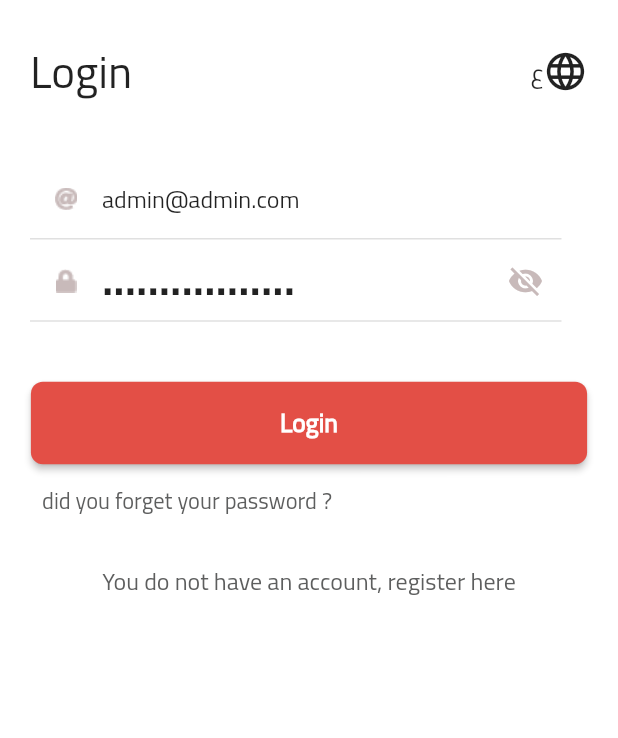
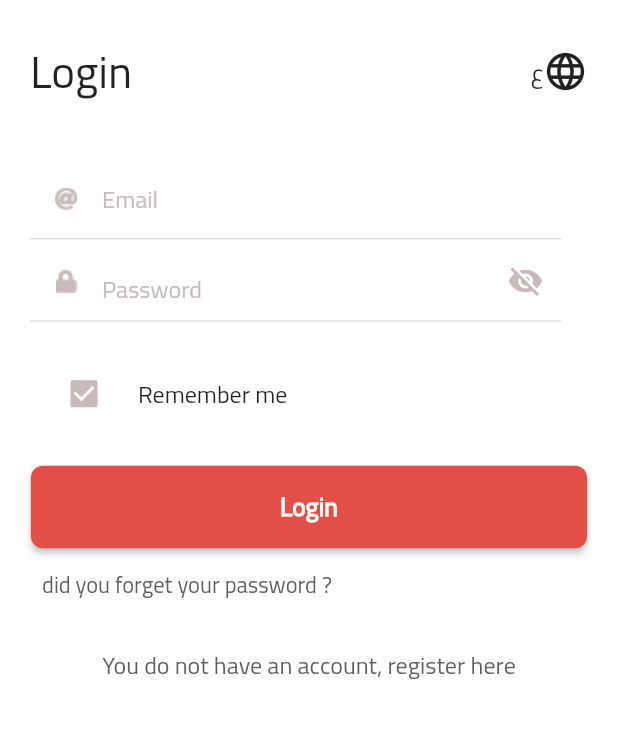
Before and after one commit to AbdllahMohamed/Bedayat, a Flutter app: the screen it shows after launch, after a tap on the "language" icon, on a phone screen of 412 x 824 dp, the part 221-959 px from its top. Run offline on Flutter 3.47's test engine with Material 2 defaults, Android fonts, the phone set to English and light mode, and no system bars; our stand-ins replace cached_network_image, carousel_slider, dio, firebase_core, firebase_messaging, flutter_svg and 13 more; missing offline and left inert: hijri_picker, webviewx; accounts and stored records are empty; network calls fail.

Commit message:
login remember me

```diff
--- a/lib/UI/screens/login/login.dart
+++ b/lib/UI/screens/login/login.dart
@@ -26,13 +26,12 @@ class _LoginScreenState extends State<LoginScreen> {
 
   final _formKey = GlobalKey<FormState>();
 
-  TextEditingController _email =
-      new TextEditingController(text: 'admin@admin.com');
+  TextEditingController _email = new TextEditingController(text: '');
 
-  TextEditingController _password =
-      new TextEditingController(text: 'Bedayaat2292021@#');
+  TextEditingController _password = new TextEditingController(text: '');
 
   bool _obscureText = true;
+  bool? rememberme = false;
 
   void _toggle() {
     setState(() {
@@ -41,6 +40,14 @@ class _LoginScreenState extends State<LoginScreen> {
   }
 
   login() async {
+    if (rememberme == true) {
+      GetStorage().write("email", _email.text);
+      GetStorage().write("password", _password.text);
+    } else {
+      GetStorage().remove("email");
+      GetStorage().remove("password");
+    }
+
     if (!_formKey.currentState!.validate()) {
       return;
     }
@@ -68,6 +75,9 @@ class _LoginScreenState extends State<LoginScreen> {
   @override
   void initState() {
     super.initState();
+    _email.text = GetStorage().read("email") ?? '';
+    _password.text = GetStorage().read("password") ?? '';
+    rememberme = true;
     print(Uri.base.toString());
     print(Uri.base.query);
   }
@@ -201,7 +211,21 @@ class _LoginScreenState extends State<LoginScreen> {
                       ),
                     ),
                     SizedBox(
-                      height: 40,
+                      height: 20,
+                    ),
+                    CheckboxListTile(
+                      title: Text("remember_me".tr),
+                      value: rememberme,
+                      onChanged: (newValue) {
+                        setState(() {
+                          rememberme = newValue;
+                        });
+                      },
+                      controlAffinity: ListTileControlAffinity
+                          .leading, //  <-- leading Checkbox
+                    ),
+                    SizedBox(
+                      height: 20,
                     ),
                     Obx(() {
                       return authController.loadingProcess.value
--- a/lib/utils/ar.dart
+++ b/lib/utils/ar.dart
@@ -338,4 +338,5 @@ const Map<String, String> ar = {
   'new password': 'كلمة المرور الجديدة',
   'confirm new password': 'تأكيد كلمة المرور الجديدة',
   'coming_soon': 'قريبا',
+  'remember_me': 'تذكرني',
 };
--- a/lib/utils/en.dart
+++ b/lib/utils/en.dart
@@ -344,4 +344,5 @@ const Map<String, String> en = {
   'new password': 'new password',
   'confirm new password': 'confirm new password',
   'coming_soon': 'Coming Soon',
+  'remember_me': 'Remember me',
 };
```
